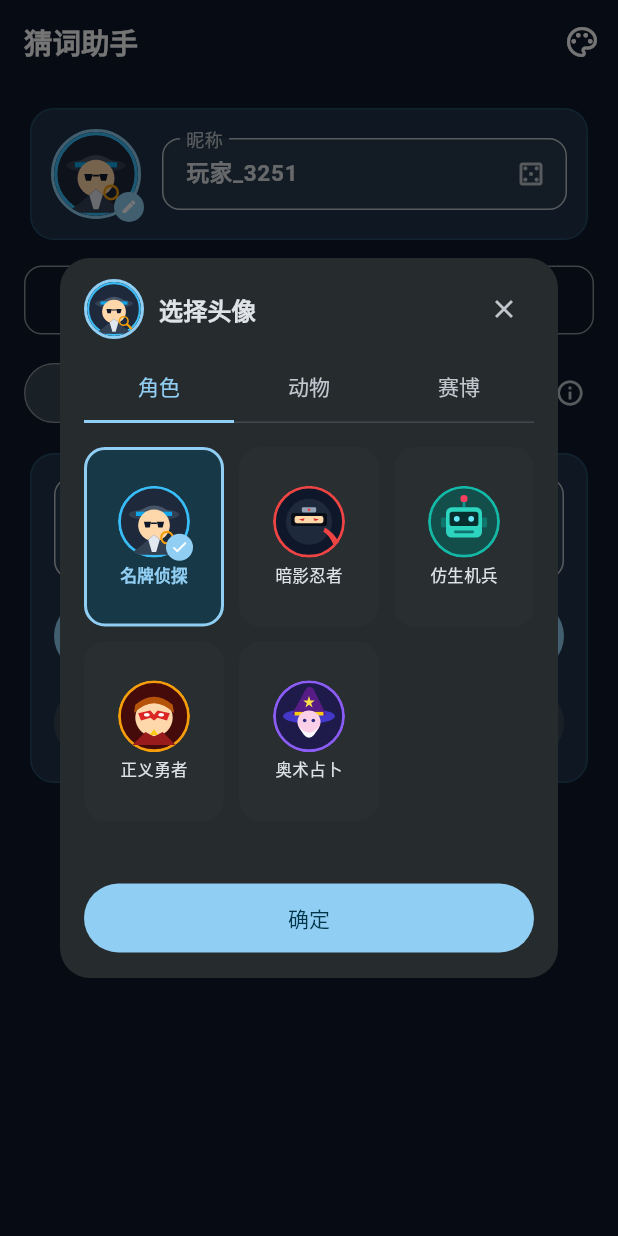
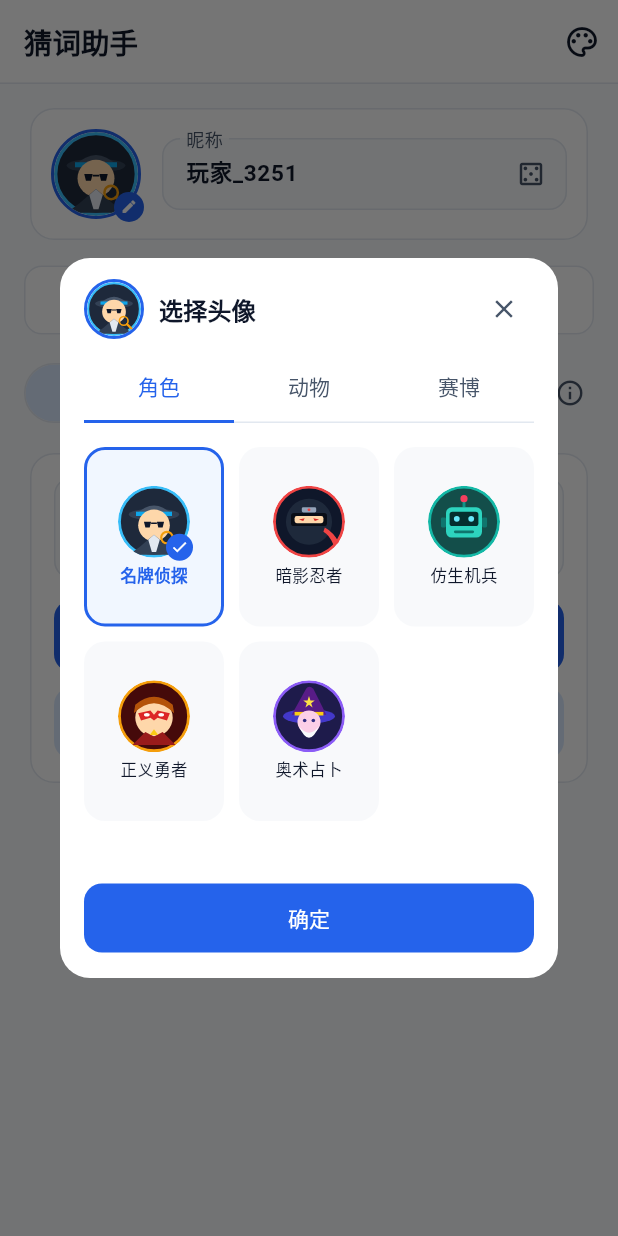
Before and after one commit to TfiyuenLau/Word-Guess-Assistant-Flutter, a Flutter app: the screen it shows after launch, after a tap on an icon or button, on a phone screen of 412 x 824 dp. Run offline on Flutter 3.47's test engine with Material 3 defaults, Android fonts, the phone set to English and light mode, and no system bars; our stand-ins replace flutter_riverpod, flutter_svg, shared_preferences; missing offline and left inert: flutter_webrtc.

Commit message:
feat(ui,p2p,docs): responsive layout, light default theme, EMQX WebSocket mqtt subprotocol fix, and GitHub README

```diff
--- a/lib/controllers/theme_controller.dart
+++ b/lib/controllers/theme_controller.dart
@@ -29,6 +29,13 @@ class AppThemeOption {
 
 const List<AppThemeOption> kThemeOptions = [
   AppThemeOption(
+    type: AppThemeType.light,
+    label: '浅色',
+    primaryColor: Color(0xFF2563EB),
+    backgroundColor: Color(0xFFF8FAFC),
+    isDark: false,
+  ),
+  AppThemeOption(
     type: AppThemeType.night,
     label: '暗夜',
     primaryColor: Color(0xFF38BDF8),
@@ -56,13 +63,6 @@ const List<AppThemeOption> kThemeOptions = [
     backgroundColor: Color(0xFF061A14),
     isDark: true,
   ),
-  AppThemeOption(
-    type: AppThemeType.light,
-    label: '浅色',
-    primaryColor: Color(0xFF2563EB),
-    backgroundColor: Color(0xFFF8FAFC),
-    isDark: false,
-  ),
 ];
 
 const AppThemeOption _crimsonFallback = AppThemeOption(
@@ -76,7 +76,7 @@ const AppThemeOption _crimsonFallback = AppThemeOption(
 class ThemeNotifier extends StateNotifier<AppThemeType> {
   static const _prefKey = 'wga_app_theme';
 
-  ThemeNotifier() : super(AppThemeType.night) {
+  ThemeNotifier() : super(AppThemeType.light) {
     _loadTheme();
   }
 
@@ -86,7 +86,7 @@ class ThemeNotifier extends StateNotifier<AppThemeType> {
     if (saved != null) {
       final found = AppThemeType.values.firstWhere(
         (t) => t.name == saved,
-        orElse: () => AppThemeType.night,
+        orElse: () => AppThemeType.light,
       );
       state = found;
     }
@@ -107,41 +107,132 @@ class ThemeNotifier extends StateNotifier<AppThemeType> {
           );
 
     if (!opt.isDark) {
-      final scheme = ColorScheme.fromSeed(
+      final baseScheme = ColorScheme.fromSeed(
         seedColor: opt.primaryColor,
         brightness: Brightness.light,
         surface: Colors.white,
+      );
+      final scheme = baseScheme.copyWith(
+        primary: opt.primaryColor,
+        onPrimary: Colors.white,
+        primaryContainer: const Color(0xFFDBEAFE),
+        onPrimaryContainer: const Color(0xFF1E3A8A),
+        secondaryContainer: const Color(0xFFDBEAFE),
+        onSecondaryContainer: const Color(0xFF1E40AF),
+        surface: Colors.white,
+        onSurface: const Color(0xFF0F172A),
+        onSurfaceVariant: const Color(0xFF475569),
+        surfaceContainerLowest: Colors.white,
+        surfaceContainerLow: const Color(0xFFF8FAFC),
+        surfaceContainer: const Color(0xFFF1F5F9),
+        surfaceContainerHigh: const Color(0xFFE2E8F0),
+        surfaceContainerHighest: const Color(0xFFE2E8F0),
+        outline: const Color(0xFF94A3B8),
+        outlineVariant: const Color(0xFFE2E8F0),
       );
       return ThemeData(
         useMaterial3: true,
         brightness: Brightness.light,
         scaffoldBackgroundColor: opt.backgroundColor,
+        dividerColor: const Color(0xFFE2E8F0),
         colorScheme: scheme,
         appBarTheme: const AppBarTheme(
           centerTitle: false,
           elevation: 0,
+          scrolledUnderElevation: 0,
           backgroundColor: Colors.white,
           foregroundColor: Color(0xFF0F172A),
           surfaceTintColor: Colors.transparent,
+          shape: Border(
+            bottom: BorderSide(color: Color(0xFFE2E8F0)),
+          ),
         ),
         cardTheme: CardThemeData(
           color: Colors.white,
           elevation: 0,
+          surfaceTintColor: Colors.transparent,
           shape: RoundedRectangleBorder(
             borderRadius: BorderRadius.circular(16),
             side: const BorderSide(color: Color(0xFFE2E8F0)),
           ),
         ),
         inputDecorationTheme: InputDecorationTheme(
+          filled: true,
+          fillColor: const Color(0xFFF8FAFC),
+          labelStyle: const TextStyle(color: Color(0xFF475569)),
+          hintStyle: const TextStyle(color: Color(0xFF94A3B8)),
           border: OutlineInputBorder(
             borderRadius: BorderRadius.circular(12),
+            borderSide: const BorderSide(color: Color(0xFFE2E8F0)),
           ),
-          filled: true,
-          fillColor: const Color(0xFFF8FAFC),
+          enabledBorder: OutlineInputBorder(
+            borderRadius: BorderRadius.circular(12),
+            borderSide: const BorderSide(color: Color(0xFFE2E8F0)),
+          ),
+          focusedBorder: OutlineInputBorder(
+            borderRadius: BorderRadius.circular(12),
+            borderSide: BorderSide(color: opt.primaryColor, width: 1.5),
+          ),
+        ),
+        segmentedButtonTheme: SegmentedButtonThemeData(
+          style: ButtonStyle(
+            backgroundColor: WidgetStateProperty.resolveWith((states) {
+              if (states.contains(WidgetState.selected)) {
+                return const Color(0xFFDBEAFE);
+              }
+              return Colors.white;
+            }),
+            foregroundColor: WidgetStateProperty.resolveWith((states) {
+              if (states.contains(WidgetState.selected)) {
+                return const Color(0xFF1D4ED8);
+              }
+              return const Color(0xFF334155);
+            }),
+            side: const WidgetStatePropertyAll(
+              BorderSide(color: Color(0xFFE2E8F0)),
+            ),
+          ),
+        ),
+        outlinedButtonTheme: OutlinedButtonThemeData(
+          style: OutlinedButton.styleFrom(
+            backgroundColor: Colors.white,
+            foregroundColor: const Color(0xFF0F172A),
+            side: const BorderSide(color: Color(0xFFE2E8F0)),
+            shape: RoundedRectangleBorder(
+              borderRadius: BorderRadius.circular(12),
+            ),
+          ),
+        ),
+        filledButtonTheme: FilledButtonThemeData(
+          style: FilledButton.styleFrom(
+            shape: RoundedRectangleBorder(
+              borderRadius: BorderRadius.circular(12),
+            ),
+          ),
         ),
         dialogTheme: DialogThemeData(
+          backgroundColor: Colors.white,
+          surfaceTintColor: Colors.transparent,
           shape: RoundedRectangleBorder(
             borderRadius: BorderRadius.circular(20),
+            side: const BorderSide(color: Color(0xFFE2E8F0)),
+          ),
+        ),
+        bottomSheetTheme: const BottomSheetThemeData(
+          backgroundColor: Colors.white,
+          surfaceTintColor: Colors.transparent,
+        ),
+        floatingActionButtonTheme: FloatingActionButtonThemeData(
+          backgroundColor: opt.primaryColor,
+          foregroundColor: Colors.white,
+          elevation: 3,
+        ),
+        snackBarTheme: SnackBarThemeData(
+          backgroundColor: const Color(0xFF0F172A),
+          contentTextStyle: const TextStyle(color: Colors.white),
+          behavior: SnackBarBehavior.floating,
+          shape: RoundedRectangleBorder(
+            borderRadius: BorderRadius.circular(12),
           ),
         ),
       );
--- a/lib/main.dart
+++ b/lib/main.dart
@@ -21,39 +21,6 @@ class WordGuessAssistantApp extends ConsumerWidget {
       title: '猜词助手',
       debugShowCheckedModeBanner: false,
       theme: themeData,
-      builder: (context, child) {
-        return LayoutBuilder(
-          builder: (context, constraints) {
-            if (constraints.maxWidth > 500) {
-              return Container(
-                color: const Color(0xFF030712),
-                child: Center(
-                  child: Container(
-                    constraints: const BoxConstraints(
-                      maxWidth: 430,
-                      maxHeight: 900,
-                    ),
-                    decoration: BoxDecoration(
-                      borderRadius: BorderRadius.circular(20),
-                      boxShadow: [
-                        BoxShadow(
-                          color: Colors.black.withValues(alpha: 0.5),
-                          blurRadius: 28,
-                          spreadRadius: 2,
-                          offset: const Offset(0, 8),
-                        ),
-                      ],
-                    ),
-                    clipBehavior: Clip.antiAlias,
-                    child: child ?? const SizedBox.shrink(),
-                  ),
-                ),
-              );
-            }
-            return child ?? const SizedBox.shrink();
-          },
-        );
-      },
       home: const HomeScreen(),
     );
   }
--- a/lib/ui/screens/home_screen.dart
+++ b/lib/ui/screens/home_screen.dart
@@ -138,13 +138,86 @@ class _HomeScreenState extends ConsumerState<HomeScreen> {
         ],
       ),
       body: SafeArea(
-        child: SingleChildScrollView(
-          padding: const EdgeInsets.symmetric(horizontal: 16, vertical: 12),
-          child: Column(
+        child: LayoutBuilder(
+          builder: (context, constraints) {
+            final isWide = constraints.maxWidth >= 720;
+            return SingleChildScrollView(
+              padding: EdgeInsets.symmetric(
+                horizontal: isWide ? 24 : 16,
+                vertical: isWide ? 24 : 12,
+              ),
+              child: Center(
+                child: ConstrainedBox(
+                  constraints: BoxConstraints(
+                    maxWidth: isWide ? 820 : 480,
+                  ),
+                  child: isWide
+                      ? Column(
                           crossAxisAlignment: CrossAxisAlignment.stretch,
                           children: [
-              // 个人资料卡（头像 + 昵称）
-              Card(
+                            Row(
+                              crossAxisAlignment: CrossAxisAlignment.start,
+                              children: [
+                                Expanded(
+                                  flex: 5,
+                                  child: Column(
+                                    crossAxisAlignment:
+                                        CrossAxisAlignment.stretch,
+                                    children: [
+                                      _buildProfileCard(roomState, theme),
+                                      const SizedBox(height: 12),
+                                      _buildRuleButton(),
+                                    ],
+                                  ),
+                                ),
+                                const SizedBox(width: 20),
+                                Expanded(
+                                  flex: 6,
+                                  child: Column(
+                                    crossAxisAlignment:
+                                        CrossAxisAlignment.stretch,
+                                    children: [
+                                      _buildModeSwitcher(theme),
+                                      const SizedBox(height: 12),
+                                      _buildConnectionCard(roomState, theme),
+                                    ],
+                                  ),
+                                ),
+                              ],
+                            ),
+                            if (roomState.isConnecting) ...[
+                              const SizedBox(height: 16),
+                              const LinearProgressIndicator(),
+                            ],
+                          ],
+                        )
+                      : Column(
+                          crossAxisAlignment: CrossAxisAlignment.stretch,
+                          children: [
+                            _buildProfileCard(roomState, theme),
+                            const SizedBox(height: 12),
+                            _buildRuleButton(),
+                            const SizedBox(height: 14),
+                            _buildModeSwitcher(theme),
+                            const SizedBox(height: 12),
+                            _buildConnectionCard(roomState, theme),
+                            if (roomState.isConnecting) ...[
+                              const SizedBox(height: 16),
+                              const LinearProgressIndicator(),
+                            ],
+                          ],
+                        ),
+                ),
+              ),
+            );
+          },
+        ),
+      ),
+    );
+  }
+
+  Widget _buildProfileCard(RoomState roomState, ThemeData theme) {
+    return Card(
       child: Padding(
         padding: const EdgeInsets.all(14),
         child: Row(
@@ -195,9 +268,7 @@ class _HomeScreenState extends ConsumerState<HomeScreen> {
                   ),
                 ),
                 onChanged: (val) {
-                            ref
-                                .read(gameControllerProvider.notifier)
-                                .updateProfile(
+                  ref.read(gameControllerProvider.notifier).updateProfile(
                         name: val.trim(),
                         avatar: roomState.selfPlayer.avatar,
                       );
@@ -207,12 +278,11 @@ class _HomeScreenState extends ConsumerState<HomeScreen> {
           ],
         ),
       ),
-              ),
+    );
+  }
 
-              const SizedBox(height: 12),
-
-              // 全宽矩形「游戏规则」按钮
-              OutlinedButton.icon(
+  Widget _buildRuleButton() {
+    return OutlinedButton.icon(
       style: OutlinedButton.styleFrom(
         minimumSize: const Size.fromHeight(46),
         shape: RoundedRectangleBorder(
@@ -230,12 +300,11 @@ class _HomeScreenState extends ConsumerState<HomeScreen> {
         '游戏规则',
         style: TextStyle(fontWeight: FontWeight.w600),
       ),
-              ),
+    );
+  }
 
-              const SizedBox(height: 14),
-
-              // 联机模式切换
-              Row(
+  Widget _buildModeSwitcher(ThemeData theme) {
+    return Row(
       children: [
         Expanded(
           child: SegmentedButton<String>(
@@ -273,12 +342,12 @@ class _HomeScreenState extends ConsumerState<HomeScreen> {
           ),
         ),
       ],
-              ),
+    );
+  }
 
-              const SizedBox(height: 12),
-
-              if (_selectedMode == 'p2p')
-                Card(
+  Widget _buildConnectionCard(RoomState roomState, ThemeData theme) {
+    if (_selectedMode == 'p2p') {
+      return Card(
         child: Padding(
           padding: const EdgeInsets.all(16),
           child: Column(
@@ -348,9 +417,10 @@ class _HomeScreenState extends ConsumerState<HomeScreen> {
             ],
           ),
         ),
-                )
-              else
-                Card(
+      );
+    }
+
+    return Card(
       child: Padding(
         padding: const EdgeInsets.all(16),
         child: Column(
@@ -404,12 +474,10 @@ class _HomeScreenState extends ConsumerState<HomeScreen> {
               onPressed: roomState.isConnecting
                   ? null
                   : () {
-                                  final port = int.tryParse(
-                                          _manualPortController.text.trim()) ??
+                      final port =
+                          int.tryParse(_manualPortController.text.trim()) ??
                               8888;
-                                  ref
-                                      .read(gameControllerProvider.notifier)
-                                      .createRoom(
+                      ref.read(gameControllerProvider.notifier).createRoom(
                             mode: 'lan',
                             port: port,
                           );
@@ -423,16 +491,6 @@ class _HomeScreenState extends ConsumerState<HomeScreen> {
           ],
         ),
       ),
-                ),
-
-              if (roomState.isConnecting) ...[
-                const SizedBox(height: 16),
-                const LinearProgressIndicator(),
-              ],
-            ],
-          ),
-        ),
-      ),
     );
   }
 }
```
Also changed, not shown: lib/network/p2p/mini_mqtt_client.dart (+133 -42 lines), lib/network/p2p/p2p_signaling.dart (+55 -6 lines), lib/network/p2p/webrtc_transport.dart (+86 -10 lines), lib/ui/screens/room_screen.dart (+82 -21 lines), 7 other files. Lines whose indentation alone changed are shown as unchanged.
